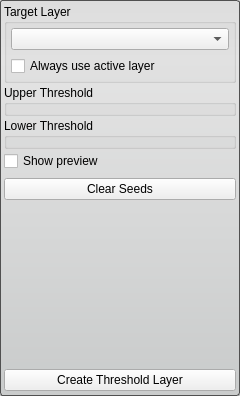
Old version of the form src/Interface/ToolInterface/ThresholdToolInterface.ui in the repository SCIInstitute/Seg3D.
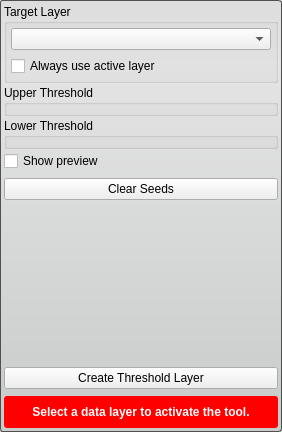
New version of the form. Custom widgets are drawn as their Qt base class.

Commit message: added a warning to the threshold tool for when the proper layer isnt selected. tell me what you think

Patch:
```diff
--- a/src/Interface/ToolInterface/ThresholdToolInterface.ui
+++ b/src/Interface/ToolInterface/ThresholdToolInterface.ui
@@ -6,8 +6,8 @@
    <rect>
     <x>0</x>
     <y>0</y>
-    <width>240</width>
-    <height>396</height>
+    <width>282</width>
+    <height>432</height>
    </rect>
   </property>
   <property name="sizePolicy">
@@ -41,18 +41,9 @@
    <property name="spacing">
     <number>2</number>
    </property>
-   <property name="leftMargin">
+   <property name="margin">
     <number>4</number>
    </property>
-   <property name="topMargin">
-    <number>4</number>
-   </property>
-   <property name="rightMargin">
-    <number>4</number>
-   </property>
-   <property name="bottomMargin">
-    <number>0</number>
-   </property>
    <item>
     <widget class="QGroupBox" name="target_groupbox_">
      <property name="title">
@@ -242,6 +233,48 @@
      </layout>
     </widget>
    </item>
+   <item>
+    <widget class="QWidget" name="message_alert_" native="true">
+     <property name="minimumSize">
+      <size>
+       <width>0</width>
+       <height>32</height>
+      </size>
+     </property>
+     <property name="styleSheet">
+      <string notr="true">QLabel#message_{
+  color: white;
+  font: bold;
+}
+
+QWidget#message_alert_{
+  border-radius: 3px;
+  background-color: red;
+}</string>
+     </property>
+     <layout class="QHBoxLayout" name="horizontalLayout_4">
+      <property name="spacing">
+       <number>0</number>
+      </property>
+      <property name="margin">
+       <number>4</number>
+      </property>
+      <item>
+       <widget class="QLabel" name="message_">
+        <property name="text">
+         <string>Select a data layer to activate the tool.</string>
+        </property>
+        <property name="alignment">
+         <set>Qt::AlignCenter</set>
+        </property>
+        <property name="wordWrap">
+         <bool>true</bool>
+        </property>
+       </widget>
+      </item>
+     </layout>
+    </widget>
+   </item>
   </layout>
  </widget>
  <customwidgets>
@@ -251,17 +284,17 @@
    <header location="global">QtUtils/Widgets/QtSliderDoubleCombo.h</header>
    <container>1</container>
   </customwidget>
-  <customwidget>
-   <class>QtUtils::QtHistogramWidget</class>
-   <extends>QWidget</extends>
-   <header location="global">QtUtils/Widgets/QtHistogramWidget.h</header>
-   <container>1</container>
-  </customwidget>
   <customwidget>
    <class>QtUtils::QtDropableComboBox</class>
    <extends>QComboBox</extends>
    <header location="global">QtUtils/Widgets/QtDropableComboBox.h</header>
   </customwidget>
+  <customwidget>
+   <class>QtUtils::QtHistogramWidget</class>
+   <extends>QWidget</extends>
+   <header location="global">QtUtils/Widgets/QtHistogramWidget.h</header>
+   <container>1</container>
+  </customwidget>
  </customwidgets>
  <resources/>
  <connections/>
```
Left out of the diff: 4 changed lines with no effect on the pictures. The commit also changes 2 other files.
